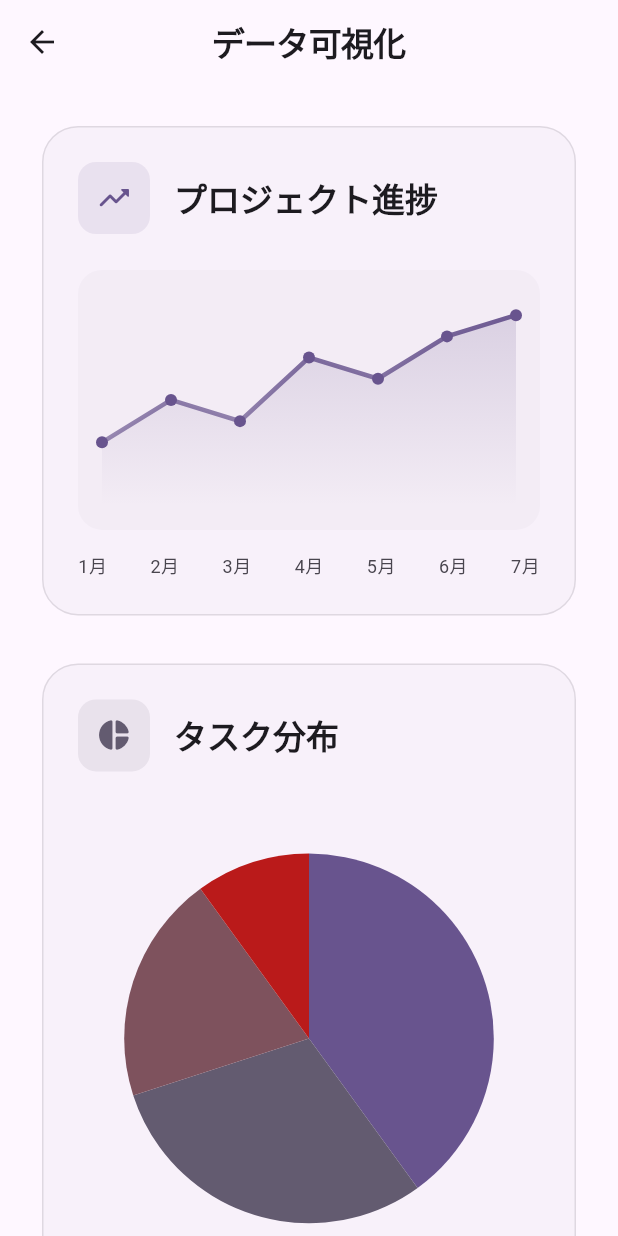
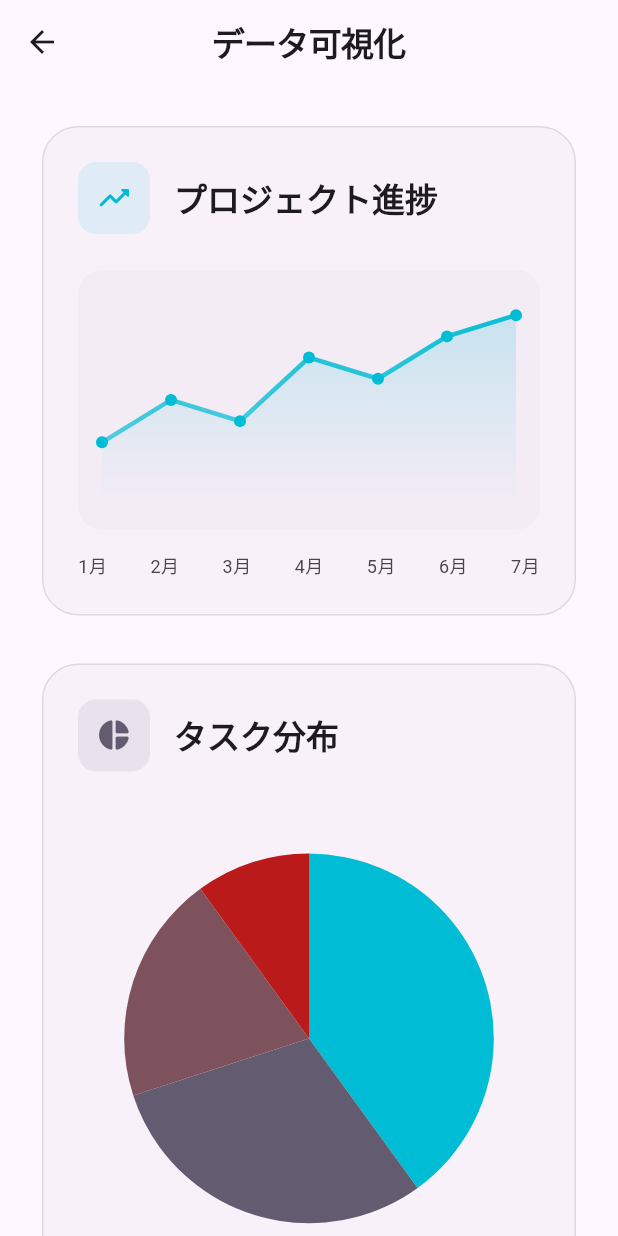
Before and after one commit to Koichi5/cursor_agent_sample, a Flutter app: the screen it shows after launch, item 2 of the bottom bar chosen, scrolled down 902 dp, after a tap on "データ可視化", on a phone screen of 412 x 824 dp. Run offline on Flutter 3.47's test engine with Material 3 defaults, Android fonts, the phone set to English and light mode, and no system bars.

Commit message:
style: Unify theme colors to tealBlue

```diff
--- a/lib/views/data_visualization_page/data_visualization_page.dart
+++ b/lib/views/data_visualization_page/data_visualization_page.dart
@@ -2,6 +2,8 @@ import 'package:flutter/material.dart';
 
 class DataVisualizationPage extends StatelessWidget {
   const DataVisualizationPage({super.key});
+
+  static const tealBlue = Color(0xFF00BCD4);
 
   @override
   Widget build(BuildContext context) {
@@ -52,12 +54,12 @@ class DataVisualizationPage extends StatelessWidget {
                 Container(
                   padding: const EdgeInsets.all(12),
                   decoration: BoxDecoration(
-                    color: theme.colorScheme.primary.withOpacity(0.1),
+                    color: tealBlue.withOpacity(0.1),
                     borderRadius: BorderRadius.circular(12),
                   ),
                   child: Icon(
                     Icons.trending_up_rounded,
-                    color: theme.colorScheme.primary,
+                    color: tealBlue,
                   ),
                 ),
                 const SizedBox(width: 16),
@@ -81,7 +83,7 @@ class DataVisualizationPage extends StatelessWidget {
                 child: CustomPaint(
                   painter: _ProgressChartPainter(
                     values: const [0.3, 0.5, 0.4, 0.7, 0.6, 0.8, 0.9],
-                    color: theme.colorScheme.primary,
+                    color: tealBlue,
                   ),
                 ),
               ),
@@ -149,7 +151,7 @@ class DataVisualizationPage extends StatelessWidget {
                 painter: _PieChartPainter(
                   values: const [0.4, 0.3, 0.2, 0.1],
                   colors: [
-                    theme.colorScheme.primary,
+                    tealBlue,
                     theme.colorScheme.secondary,
                     theme.colorScheme.tertiary,
                     theme.colorScheme.error,
@@ -161,7 +163,7 @@ class DataVisualizationPage extends StatelessWidget {
             _buildLegend(
               context,
               '機能開発',
-              theme.colorScheme.primary,
+              tealBlue,
               '40%',
             ),
             const SizedBox(height: 8),
@@ -219,7 +221,7 @@ class DataVisualizationPage extends StatelessWidget {
         Text(
           value,
           style: theme.textTheme.bodyMedium?.copyWith(
-            color: theme.colorScheme.primary,
+            color: tealBlue,
             fontWeight: FontWeight.bold,
           ),
         ),
--- a/lib/views/project_overview_page/project_overview_page.dart
+++ b/lib/views/project_overview_page/project_overview_page.dart
@@ -4,10 +4,11 @@ import 'package:cursor_agent_sample/views/data_visualization_page/data_visualiza
 class ProjectOverviewPage extends StatelessWidget {
   const ProjectOverviewPage({super.key});
 
+  static const tealBlue = Color(0xFF00BCD4);
+
   @override
   Widget build(BuildContext context) {
     final theme = Theme.of(context);
-    final tealBlue = const Color(0xFF00BCD4);
     return Scaffold(
       appBar: AppBar(
         title: Text(
@@ -24,28 +25,28 @@ class ProjectOverviewPage extends StatelessWidget {
       body: ListView(
         padding: const EdgeInsets.all(24.0),
         children: [
-          _buildProjectInfoCard(context, tealBlue),
+          _buildProjectInfoCard(context),
           const SizedBox(height: 24),
-          _buildTimelineCard(context, tealBlue),
+          _buildTimelineCard(context),
           const SizedBox(height: 24),
-          _buildTeamMembersCard(context, tealBlue),
+          _buildTeamMembersCard(context),
           const SizedBox(height: 24),
-          _buildMilestonesCard(context, tealBlue),
+          _buildMilestonesCard(context),
           const SizedBox(height: 24),
-          _buildDataVisualizationCard(context, tealBlue),
+          _buildDataVisualizationCard(context),
         ],
       ),
     );
   }
 
-  Widget _buildProjectInfoCard(BuildContext context, Color baseColor) {
+  Widget _buildProjectInfoCard(BuildContext context) {
     final theme = Theme.of(context);
     return Card(
       elevation: 0,
       shape: RoundedRectangleBorder(
         borderRadius: BorderRadius.circular(24),
         side: BorderSide(
-          color: baseColor.withOpacity(0.2),
+          color: tealBlue.withOpacity(0.2),
         ),
       ),
       child: Padding(
@@ -58,12 +59,12 @@ class ProjectOverviewPage extends StatelessWidget {
                 Container(
                   padding: const EdgeInsets.all(12),
                   decoration: BoxDecoration(
-                    color: baseColor.withOpacity(0.1),
+                    color: tealBlue.withOpacity(0.1),
                     borderRadius: BorderRadius.circular(12),
                   ),
                   child: Icon(
                     Icons.rocket_launch_rounded,
-                    color: baseColor,
+                    color: tealBlue,
                   ),
                 ),
                 const SizedBox(width: 16),
@@ -80,7 +81,7 @@ class ProjectOverviewPage extends StatelessWidget {
                       Text(
                         '進行中 - 60% 完了',
                         style: theme.textTheme.bodyMedium?.copyWith(
-                          color: baseColor,
+                          color: tealBlue,
                         ),
                       ),
                     ],
@@ -164,7 +165,7 @@ class ProjectOverviewPage extends StatelessWidget {
       children: [
         Icon(
           icon,
-          color: theme.colorScheme.primary,
+          color: tealBlue,
         ),
         const SizedBox(height: 8),
         Text(
@@ -183,14 +184,14 @@ class ProjectOverviewPage extends StatelessWidget {
     );
   }
 
-  Widget _buildTimelineCard(BuildContext context, Color baseColor) {
+  Widget _buildTimelineCard(BuildContext context) {
     final theme = Theme.of(context);
     return Card(
       elevation: 0,
       shape: RoundedRectangleBorder(
         borderRadius: BorderRadius.circular(24),
         side: BorderSide(
-          color: baseColor.withOpacity(0.2),
+          color: tealBlue.withOpacity(0.2),
         ),
       ),
       child: Padding(
@@ -203,12 +204,12 @@ class ProjectOverviewPage extends StatelessWidget {
                 Container(
                   padding: const EdgeInsets.all(12),
                   decoration: BoxDecoration(
-                    color: baseColor.withOpacity(0.1),
+                    color: tealBlue.withOpacity(0.1),
                     borderRadius: BorderRadius.circular(12),
                   ),
                   child: Icon(
                     Icons.timeline_rounded,
-                    color: baseColor,
+                    color: tealBlue,
                   ),
                 ),
                 const SizedBox(width: 16),
@@ -263,14 +264,11 @@ class ProjectOverviewPage extends StatelessWidget {
                 width: 24,
                 height: 24,
                 decoration: BoxDecoration(
-                  color: isCompleted
-                      ? theme.colorScheme.primary
-                      : theme.colorScheme.surfaceVariant,
+                  color:
+                      isCompleted ? tealBlue : theme.colorScheme.surfaceVariant,
                   shape: BoxShape.circle,
                   border: Border.all(
-                    color: isCompleted
-                        ? theme.colorScheme.primary
-                        : theme.colorScheme.outline,
+                    color: isCompleted ? tealBlue : theme.colorScheme.outline,
                     width: 2,
                   ),
                 ),
@@ -287,7 +285,7 @@ class ProjectOverviewPage extends StatelessWidget {
                   child: Container(
                     width: 2,
                     color: isCompleted
-                        ? theme.colorScheme.primary
+                        ? tealBlue
                         : theme.colorScheme.outline.withOpacity(0.2),
                   ),
                 ),
@@ -316,7 +314,7 @@ class ProjectOverviewPage extends StatelessWidget {
                     ),
                     decoration: BoxDecoration(
                       color: isCompleted
-                          ? theme.colorScheme.primary.withOpacity(0.1)
+                          ? tealBlue.withOpacity(0.1)
                           : theme.colorScheme.surfaceVariant,
                       borderRadius: BorderRadius.circular(20),
                     ),
@@ -324,7 +322,7 @@ class ProjectOverviewPage extends StatelessWidget {
                       date,
                       style: theme.textTheme.bodySmall?.copyWith(
                         color: isCompleted
-                            ? theme.colorScheme.primary
+                            ? tealBlue
                             : theme.colorScheme.onSurfaceVariant,
                         fontWeight: FontWeight.w500,
                       ),
@@ -339,14 +337,14 @@ class ProjectOverviewPage extends StatelessWidget {
     );
   }
 
-  Widget _buildTeamMembersCard(BuildContext context, Color baseColor) {
+  Widget _buildTeamMembersCard(BuildContext context) {
     final theme = Theme.of(context);
     return Card(
       elevation: 0,
       shape: RoundedRectangleBorder(
         borderRadius: BorderRadius.circular(24),
         side: BorderSide(
-          color: baseColor.withOpacity(0.2),
+          color: tealBlue.withOpacity(0.2),
         ),
       ),
       child: Padding(
@@ -359,12 +357,12 @@ class ProjectOverviewPage extends StatelessWidget {
                 Container(
                   padding: const EdgeInsets.all(12),
                   decoration: BoxDecoration(
-                    color: baseColor.withOpacity(0.1),
+                    color: tealBlue.withOpacity(0.1),
                     borderRadius: BorderRadius.circular(12),
                   ),
                   child: Icon(
                     Icons.group_rounded,
-                    color: baseColor,
+                    color: tealBlue,
                   ),
                 ),
                 const SizedBox(width: 16),
@@ -416,7 +414,7 @@ class ProjectOverviewPage extends StatelessWidget {
         children: [
           CircleAvatar(
             radius: 24,
-            backgroundColor: theme.colorScheme.primary,
+            backgroundColor: tealBlue,
             child: Text(
               initials,
               style: theme.textTheme.titleMedium?.copyWith(
@@ -454,14 +452,14 @@ class ProjectOverviewPage extends StatelessWidget {
     );
   }
 
-  Widget _buildMilestonesCard(BuildContext context, Color baseColor) {
+  Widget _buildMilestonesCard(BuildContext context) {
     final theme = Theme.of(context);
     return Card(
       elevation: 0,
       shape: RoundedRectangleBorder(
         borderRadius: BorderRadius.circular(24),
         side: BorderSide(
-          color: baseColor.withOpacity(0.2),
+          color: tealBlue.withOpacity(0.2),
         ),
       ),
       child: Padding(
@@ -474,12 +472,12 @@ class ProjectOverviewPage extends StatelessWidget {
                 Container(
                   padding: const EdgeInsets.all(12),
                   decoration: BoxDecoration(
-                    color: baseColor.withOpacity(0.1),
+                    color: tealBlue.withOpacity(0.1),
                     borderRadius: BorderRadius.circular(12),
                   ),
                   child: Icon(
                     Icons.flag_rounded,
-                    color: baseColor,
+                    color: tealBlue,
                   ),
                 ),
                 const SizedBox(width: 16),
@@ -552,7 +550,7 @@ class ProjectOverviewPage extends StatelessWidget {
             value: progress,
             backgroundColor: theme.colorScheme.surfaceVariant,
             valueColor: AlwaysStoppedAnimation<Color>(
-              theme.colorScheme.primary,
+              tealBlue,
             ),
             minHeight: 8,
           ),
@@ -561,7 +559,7 @@ class ProjectOverviewPage extends StatelessWidget {
         Text(
           '${(progress * 100).toInt()}% 完了',
           style: theme.textTheme.bodySmall?.copyWith(
-            color: theme.colorScheme.primary,
+            color: tealBlue,
             fontWeight: FontWeight.w500,
           ),
         ),
@@ -569,14 +567,14 @@ class ProjectOverviewPage extends StatelessWidget {
     );
   }
 
-  Widget _buildDataVisualizationCard(BuildContext context, Color baseColor) {
+  Widget _buildDataVisualizationCard(BuildContext context) {
     final theme = Theme.of(context);
     return Card(
       elevation: 0,
       shape: RoundedRectangleBorder(
         borderRadius: BorderRadius.circular(24),
         side: BorderSide(
-          color: baseColor.withOpacity(0.2),
+          color: tealBlue.withOpacity(0.2),
         ),
       ),
       child: InkWell(
@@ -596,12 +594,12 @@ class ProjectOverviewPage extends StatelessWidget {
               Container(
                 padding: const EdgeInsets.all(12),
                 decoration: BoxDecoration(
-                  color: baseColor.withOpacity(0.1),
+                  color: tealBlue.withOpacity(0.1),
                   borderRadius: BorderRadius.circular(12),
                 ),
                 child: Icon(
                   Icons.insert_chart_rounded,
-                  color: baseColor,
+                  color: tealBlue,
                 ),
               ),
               const SizedBox(width: 16),
```
